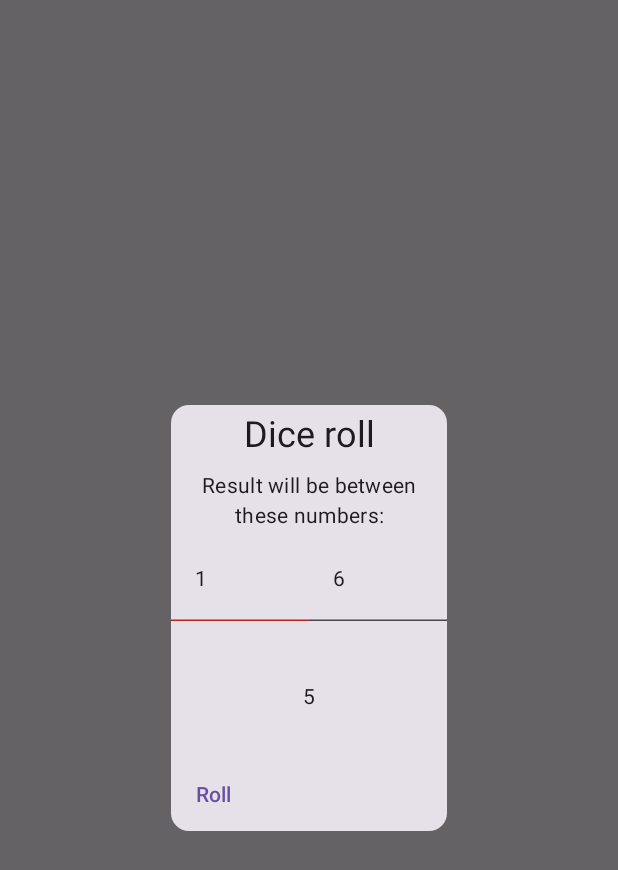
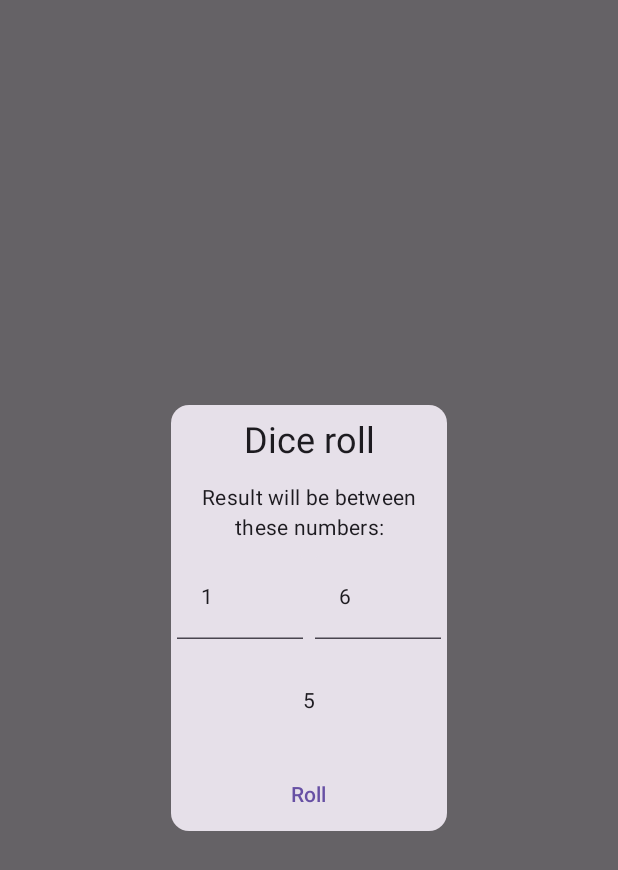
Before and after one commit to Noice3333/SPVAMZApp, an Android app built with Jetpack Compose: the composable DiceRollDialog shown on its own in the app's theme, after a tap on "Roll", on a phone screen of 412 x 824 dp. Shown: the top 870 px of the screen. Run offline under Robolectric (Android 15) with nearby library versions, the phone set to English and light mode, and no system bars.

Commit message:
diceroll fix

```diff
--- a/app/src/main/java/com/example/spvamzapp/screens/MainMenuScreen.kt
+++ b/app/src/main/java/com/example/spvamzapp/screens/MainMenuScreen.kt
@@ -179,7 +179,7 @@ fun DiceRollDialog(
                         .align(
                             Alignment.CenterHorizontally
                         )
-                        .padding(4.dp), style = MaterialTheme.typography.headlineSmall)
+                        .padding(8.dp), style = MaterialTheme.typography.headlineSmall)
                     Text(text = stringResource(R.string.dice_roll_subtext),
                         modifier = Modifier
                             .align(
@@ -189,7 +189,7 @@ fun DiceRollDialog(
                         style = MaterialTheme.typography.bodyMedium)
                     Row(Modifier.weight(2f)) {
                         TextField(
-                            modifier = Modifier.weight(1f),
+                            modifier = Modifier.weight(1f).padding(4.dp),
                             value = lowerBound.toString(),
                             onValueChange = { lowerBound = it },
                             singleLine = true,
@@ -199,7 +199,7 @@ fun DiceRollDialog(
                             isError = !lowerBoundCorrect
                         )
                         TextField(
-                            modifier = Modifier.weight(1f),
+                            modifier = Modifier.weight(1f).padding(4.dp),
                             value = upperBound.toString(),
                             onValueChange = { upperBound = it },
                             singleLine = true,
@@ -215,8 +215,8 @@ fun DiceRollDialog(
                         .align(Alignment.CenterHorizontally)
                         .weight(1f))
                     TextButton(onClick = {
-                        lowerBoundCorrect = lowerBoundInt == null
-                        lowerBoundCorrect = lowerBoundInt == null
+                        lowerBoundCorrect = lowerBoundInt != null
+                        upperBoundCorrect = upperBoundInt != null
                         if (lowerBoundInt != null && upperBoundInt != null) {
                             result = if (lowerBoundInt <= upperBoundInt)
                                 Random.nextInt(lowerBoundInt, upperBoundInt + 1)
@@ -225,7 +225,9 @@ fun DiceRollDialog(
                                 Random.nextInt(upperBoundInt, lowerBoundInt + 1)
                                     .toString()
                         }
-                    }) { Text(stringResource(R.string.roll_button_text)) }
+                    },
+                        modifier = Modifier.align(Alignment.CenterHorizontally)
+                ) { Text(stringResource(R.string.roll_button_text)) }
                 }
             }
         }
```
